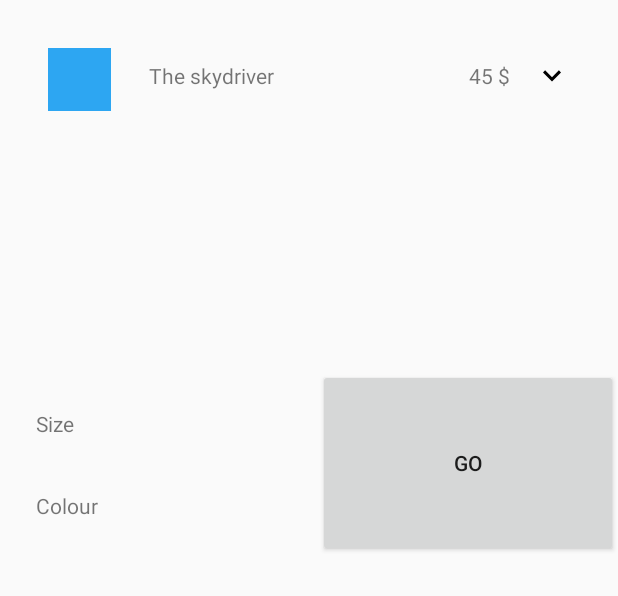
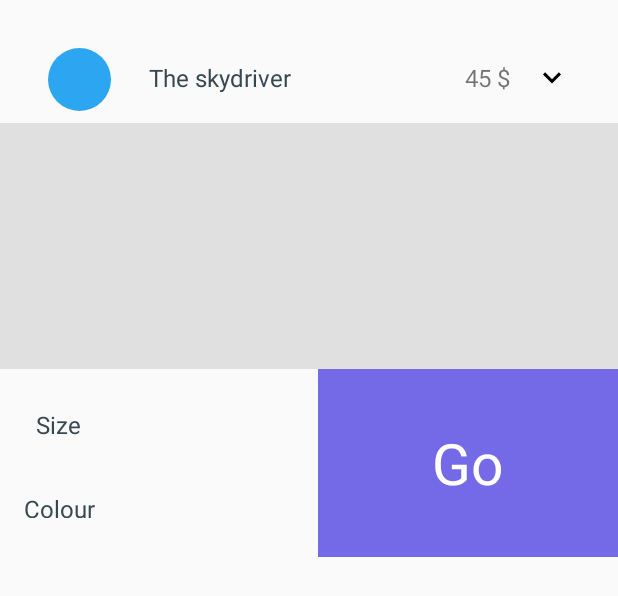
Before and after one commit to saulmm/From-design-to-Android-part1, an Android app: the layout fragment_order_form.xml on its own in the app's theme, with its tools: preview values and no code run, on a phone screen of 412 x 824 dp. Shown: the top 596 px of the screen. Run offline under Robolectric (Android 15) with nearby library versions, the phone set to English and light mode, and no system bars.

Commit message:
Polished fragment_order_form layout

```diff
--- a/app/build.gradle
+++ b/app/build.gradle
@@ -32,6 +32,6 @@ dependencies {
     compile "com.android.support:design:$SUPPORT"
     compile "com.android.support:recyclerview-v7:$SUPPORT"
     compile 'com.android.support.constraint:constraint-layout:1.0.0-beta4'
-
+    compile 'de.hdodenhof:circleimageview:2.1.0'
     compile 'uk.co.chrisjenx:calligraphy:2.2.0'
 }
--- a/app/src/main/res/layout/fragment_order_form.xml
+++ b/app/src/main/res/layout/fragment_order_form.xml
@@ -10,7 +10,7 @@
         android:orientation="vertical"
         >
 
-        <ImageView
+        <de.hdodenhof.circleimageview.CircleImageView
             android:id="@+id/img_product"
             android:layout_width="42dp"
             android:layout_height="42dp"
@@ -20,7 +20,7 @@
             app:layout_constraintLeft_toLeftOf="parent"
             app:layout_constraintTop_toTopOf="parent"
             app:layout_constraintVertical_chainStyle="packed"
-            app:srcCompat="@color/product_blue"
+            android:src="@color/product_blue"
             tools:ignore="ContentDescription"
             />
 
@@ -35,6 +35,8 @@
             android:layout_marginStart="25dp"
             android:layout_marginTop="8dp"
             android:text="The skydriver"
+            android:textSize="@dimen/font_size_medium"
+            android:textColor="@color/blue_grey_900"
             app:layout_constraintBottom_toBottomOf="@+id/img_product"
             app:layout_constraintHorizontal_bias="0.5"
             app:layout_constraintHorizontal_weight="1"
@@ -57,7 +59,8 @@
             app:layout_constraintHorizontal_bias="0.5"
             app:layout_constraintLeft_toRightOf="@+id/txt_name"
             app:layout_constraintRight_toRightOf="parent"
-            tools:text="45 $"
+            android:text="45 $"
+            android:textSize="@dimen/font_size_medium"
             />
 
 
@@ -66,6 +69,7 @@
             android:layout_width="0dp"
             android:layout_height="164dp"
             android:layout_marginTop="8dp"
+            android:background="#e0e0e0"
             app:layout_constraintHorizontal_bias="0.0"
             app:layout_constraintLeft_toLeftOf="parent"
             app:layout_constraintRight_toRightOf="parent"
@@ -74,14 +78,27 @@
 
         </FrameLayout>
 
-        <Button
+        <FrameLayout
             android:id="@+id/btn_go"
             android:layout_width="200dp"
             android:layout_height="125dp"
-            android:text="@string/btn_go"
+            android:background="@color/product_purple"
+            android:foreground="?selectableItemBackground"
             app:layout_constraintRight_toRightOf="parent"
             app:layout_constraintTop_toBottomOf="@+id/form_container"
-            />
+            >
+
+            <TextView
+                android:layout_width="wrap_content"
+                android:layout_height="wrap_content"
+                android:layout_gravity="center"
+                android:textSize="38sp"
+                android:textColor="@color/white"
+                android:text="@string/btn_go"
+                />
+
+
+        </FrameLayout>
 
         <TextView
             android:id="@+id/txt_label_size"
@@ -91,7 +108,9 @@
             android:layout_marginLeft="24dp"
             android:layout_marginStart="16dp"
             android:layout_marginTop="8dp"
+            android:textColor="@color/blue_grey_900"
             android:text="@string/txt_label_size"
+            android:textSize="@dimen/font_size_medium"
             app:layout_constraintBottom_toTopOf="@+id/txt_label_colour"
             app:layout_constraintLeft_toLeftOf="parent"
             app:layout_constraintTop_toBottomOf="@+id/form_container"
@@ -105,10 +124,14 @@
             android:layout_marginTop="8dp"
             android:fontFamily="sans-serif"
             android:text="@string/txt_label_colour"
+            android:textSize="@dimen/font_size_medium"
+            android:textColor="@color/blue_grey_900"
             app:layout_constraintBottom_toBottomOf="parent"
             app:layout_constraintLeft_toLeftOf="@+id/txt_label_size"
             app:layout_constraintTop_toBottomOf="@+id/txt_label_size"
             app:layout_constraintVertical_bias="0.507"
+            android:layout_marginLeft="-8dp"
+            android:layout_marginStart="-8dp"
             />
 
     </android.support.constraint.ConstraintLayout>
--- a/app/src/main/res/values/colors.xml
+++ b/app/src/main/res/values/colors.xml
@@ -7,6 +7,7 @@
     <color name="white">#FFF</color>
     <color name="grey_800">#565656</color>
     <color name="blue_grey_400">#90A4AE</color>
+    <color name="blue_grey_900">#37474F</color>
 
     <color name="product_yellow">#FDBC56</color>
     <color name="product_blue">#2DA6F2</color>
--- a/app/src/main/res/values/dimens.xml
+++ b/app/src/main/res/values/dimens.xml
@@ -10,4 +10,6 @@
     <dimen name="spacing_large">16dp</dimen>
     <dimen name="spacing_medium">8dp</dimen>
     <dimen name="product_order_form_height">412dp</dimen>
+
+    <dimen name="font_size_medium">16sp</dimen>
 </resources>
```
